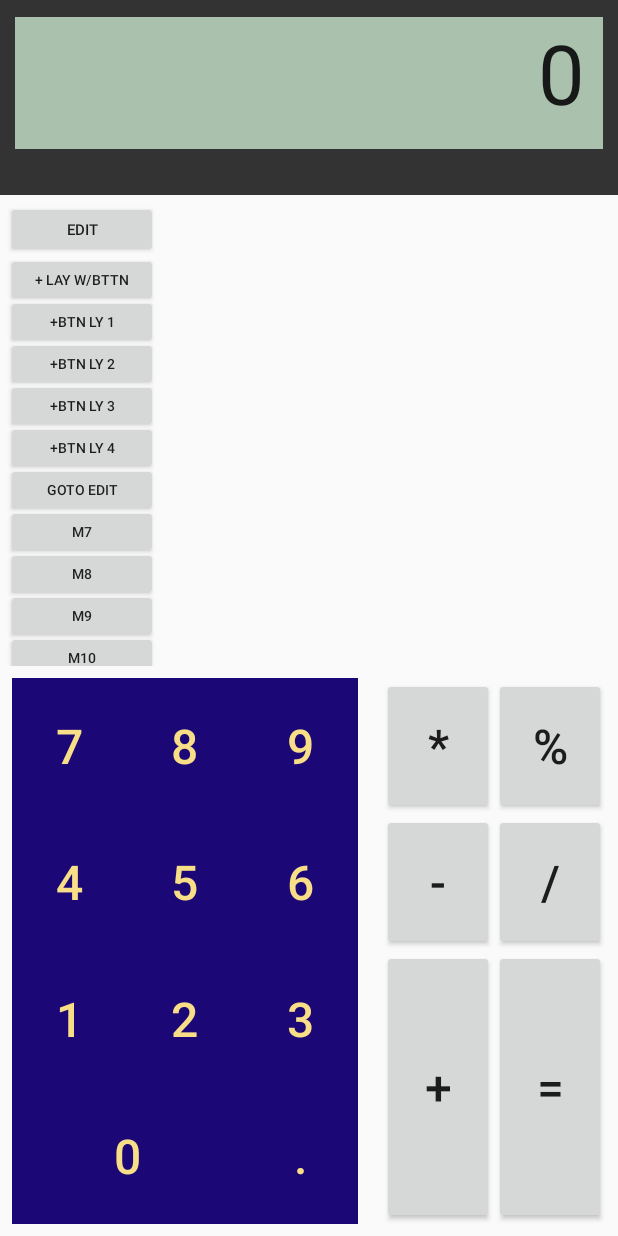
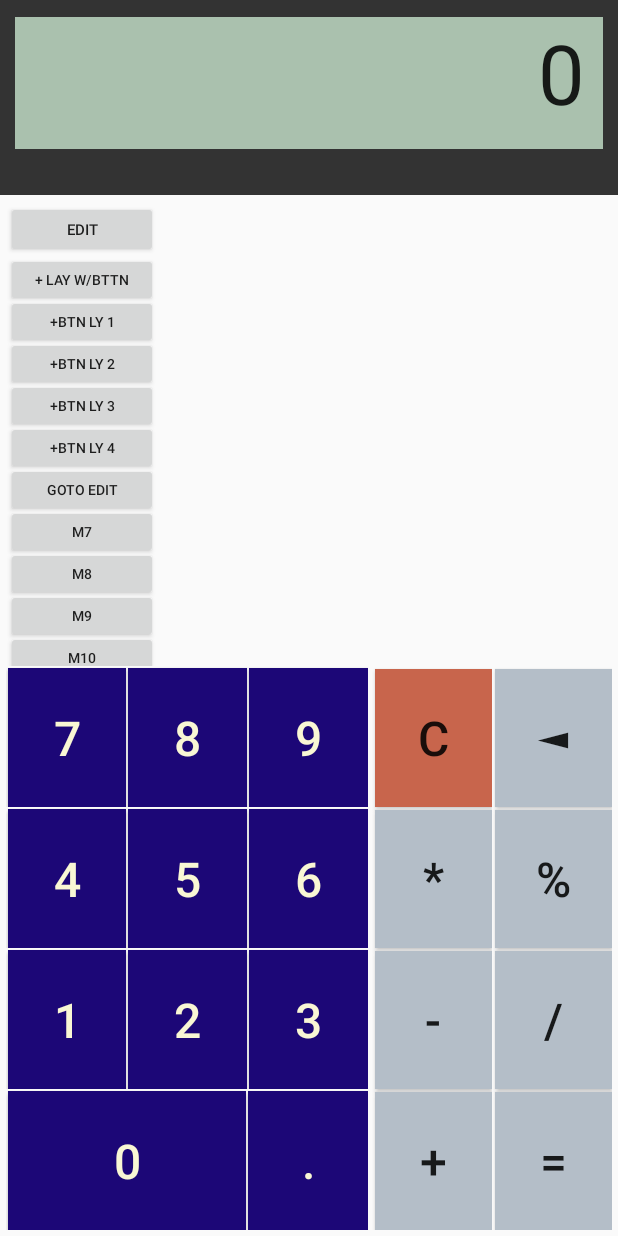
Before and after one commit to fmtoro/ProgrammableCalculator, an Android app: the screen it shows after launch (MainActivity), on a phone screen of 412 x 824 dp. Run offline under Robolectric (Android 15) with nearby library versions, the phone set to English and light mode, and no system bars; network calls fail; 4 statements that could not run were skipped.

Commit message:
Added Clear and back buttons
Changed the workings to use just the display

```diff
--- a/app/src/main/java/Model/cBtn.java
+++ b/app/src/main/java/Model/cBtn.java
@@ -111,7 +111,7 @@ public class cBtn {
                 LinearLayout.LayoutParams.MATCH_PARENT);
         lP.width = 0;
         if (!iAmASeparator) {
-            lP.setMargins(2,2,2,2);
+            lP.setMargins(3,3,3,3);
         }
         if (iAmASeparator) {
             lP.weight = 0.02f;
--- a/app/src/main/java/com/ftpha/programmablecalculator/ftG.java
+++ b/app/src/main/java/com/ftpha/programmablecalculator/ftG.java
@@ -36,7 +36,7 @@ public class ftG {
     public static EditBtnActivity usrBtnActivity;
 
     public static String equation;
-    public static String display;
+    public static String display = "";
     public static String subDisplay;
 
     public static String elX;
@@ -53,6 +53,7 @@ public class ftG {
     public static String result;
 
     public static String thisNum;
+    public static String hystory;
 
 
     public static String answ;
@@ -77,7 +78,7 @@ public class ftG {
 
     public static void appendDisplay(MainActivity a,String strToAppend){
         display += strToAppend;
-        thisNum += strToAppend;
+        hystory += strToAppend;
         a.setD(display);
     }
 
--- a/app/src/main/java/com/ftpha/programmablecalculator/preCalc.java
+++ b/app/src/main/java/com/ftpha/programmablecalculator/preCalc.java
@@ -47,6 +47,7 @@ public class preCalc {
                 theDisp.setText(theResult);
             }
         });
+        ftG.display = theResult;
     }
 
     @JavascriptInterface
--- a/app/src/main/res/layout/activity_main.xml
+++ b/app/src/main/res/layout/activity_main.xml
@@ -686,7 +686,10 @@
                 android:layout_height="match_parent"
                 android:layout_weight="3"
                 android:orientation="vertical"
-                android:padding="8dp">
+                android:paddingTop="0dp"
+                android:paddingLeft="4dp"
+                android:paddingBottom="4dp"
+                android:paddingRight="1dp">
                 -
                 <LinearLayout
                     android:layout_width="match_parent"
@@ -703,7 +706,9 @@
                         android:textSize="32sp"
                         android:onClick="onNumClick"
                         android:background="#ff1c0777"
-                        android:textColor="#fff9de88"/>
+                        android:textColor="#fff9f7d4"
+                        android:layout_marginLeft="1dp"
+                        android:layout_marginTop="1dp"/>
                     <Button
                         android:id="@+id/b8"
                         android:layout_height="match_parent"
@@ -713,7 +718,9 @@
                         android:textSize="32sp"
                         android:onClick="onNumClick"
                         android:background="#ff1c0777"
-                        android:textColor="#fff9de88"/>
+                        android:textColor="#fff9f7d4"
+                        android:layout_marginLeft="1dp"
+                        android:layout_marginTop="1dp"/>
                     <Button
                         android:id="@+id/b9"
                         android:layout_height="match_parent"
@@ -723,7 +730,9 @@
                         android:textSize="32sp"
                         android:onClick="onNumClick"
                         android:background="#ff1c0777"
-                        android:textColor="#fff9de88"/>
+                        android:textColor="#fff9f7d4"
+                        android:layout_marginLeft="1dp"
+                        android:layout_marginTop="1dp"/>
 
 
                 </LinearLayout>
@@ -743,7 +752,9 @@
                         android:textSize="32sp"
                         android:onClick="onNumClick"
                         android:background="#ff1c0777"
-                        android:textColor="#fff9de88"/>
+                        android:textColor="#fff9f7d4"
+                        android:layout_marginLeft="1dp"
+                        android:layout_marginTop="1dp"/>
                     <Button
                         android:id="@+id/b5"
                         android:layout_height="match_parent"
@@ -753,7 +764,9 @@
                         android:textSize="32sp"
                         android:onClick="onNumClick"
                         android:background="#ff1c0777"
-                        android:textColor="#fff9de88"/>
+                        android:textColor="#fff9f7d4"
+                        android:layout_marginLeft="1dp"
+                        android:layout_marginTop="1dp"/>
                     <Button
                         android:id="@+id/b6"
                         android:layout_height="match_parent"
@@ -763,7 +776,9 @@
                         android:textSize="32sp"
                         android:onClick="onNumClick"
                         android:background="#ff1c0777"
-                        android:textColor="#fff9de88"/>
+                        android:textColor="#fff9f7d4"
+                        android:layout_marginLeft="1dp"
+                        android:layout_marginTop="1dp"/>
                 </LinearLayout>
 
 
@@ -782,7 +797,9 @@
                         android:textSize="32sp"
                         android:onClick="onNumClick"
                         android:background="#ff1c0777"
-                        android:textColor="#fff9de88"/>
+                        android:textColor="#fff9f7d4"
+                        android:layout_marginLeft="1dp"
+                        android:layout_marginTop="1dp"/>
                     <Button
                         android:id="@+id/b2"
                         android:layout_height="match_parent"
@@ -792,7 +809,9 @@
                         android:textSize="32sp"
                         android:onClick="onNumClick"
                         android:background="#ff1c0777"
-                        android:textColor="#fff9de88"/>
+                        android:textColor="#fff9f7d4"
+                        android:layout_marginLeft="1dp"
+                        android:layout_marginTop="1dp"/>
                     <Button
                         android:id="@+id/b3"
                         android:layout_height="match_parent"
@@ -802,7 +821,9 @@
                         android:textSize="32sp"
                         android:onClick="onNumClick"
                         android:background="#ff1c0777"
-                        android:textColor="#fff9de88"/>
+                        android:textColor="#fff9f7d4"
+                        android:layout_marginLeft="1dp"
+                        android:layout_marginTop="1dp"/>
                 </LinearLayout>
 
                 <LinearLayout
@@ -820,7 +841,9 @@
                         android:textSize="32sp"
                         android:onClick="onNumClick"
                         android:background="#ff1c0777"
-                        android:textColor="#fff9de88"/>
+                        android:textColor="#fff9f7d4"
+                        android:layout_marginLeft="1dp"
+                        android:layout_marginTop="1dp"/>
                     <Button
                         android:id="@+id/bDec"
                         android:layout_height="match_parent"
@@ -830,7 +853,9 @@
                         android:textSize="32sp"
                         android:onClick="onNumClick"
                         android:background="#ff1c0777"
-                        android:textColor="#fff9de88"/>
+                        android:textColor="#fff9f7d4"
+                        android:layout_marginLeft="1dp"
+                        android:layout_marginTop="1dp"/>
 
 
                 </LinearLayout>
@@ -845,7 +870,9 @@
                 android:layout_height="match_parent"
                 android:layout_weight="2"
                 android:orientation="horizontal"
-                android:padding="8dp">
+                android:paddingRight="4dp"
+                android:paddingBottom="4dp"
+                android:paddingLeft="1dp">
 
                 <LinearLayout
                     android:layout_width="0dp"
@@ -853,6 +880,20 @@
                     android:layout_height="match_parent"
                     android:orientation="vertical"
                     >
+
+                    <Button
+                        android:id="@+id/bC"
+                        android:layout_height="0dp"
+                        android:layout_width="match_parent"
+                        android:layout_weight="1"
+                        android:text="C"
+                        android:textSize="32sp"
+                        android:gravity="center"
+                        android:onClick="onOpsClick"
+                        android:background="#ffc8654c"
+                        android:layout_marginLeft="2dp"
+                        android:layout_marginTop="2dp"/>
+
                     <Button
                         android:id="@+id/bTimes"
                         android:layout_height="0dp"
@@ -862,7 +903,9 @@
                         android:textSize="32sp"
                         android:gravity="center"
                         android:onClick="onOpsClick"
-                        />
+                        android:background="#ffb4bec8"
+                        android:layout_marginLeft="2dp"
+                        android:layout_marginTop="2dp"/>
                     <Button
                         android:id="@+id/bMinus"
                         android:layout_height="0dp"
@@ -872,17 +915,21 @@
                         android:textSize="32sp"
                         android:gravity="center"
                         android:onClick="onOpsClick"
-                        />
+                        android:background="#ffb4bec8"
+                        android:layout_marginLeft="2dp"
+                        android:layout_marginTop="2dp"/>
                     <Button
                         android:id="@+id/bPlus"
                         android:layout_height="0dp"
                         android:layout_width="match_parent"
-                        android:layout_weight="2"
+                        android:layout_weight="1"
                         android:text="+"
                         android:textSize="32sp"
                         android:gravity="center"
                         android:onClick="onOpsClick"
-                        />
+                        android:background="#ffb4bec8"
+                        android:layout_marginLeft="2dp"
+                        android:layout_marginTop="2dp"/>
 
 
                 </LinearLayout>
@@ -892,6 +939,20 @@
                     android:layout_height="match_parent"
                     android:orientation="vertical"
                     >
+
+                    <Button
+                        android:id="@+id/bback"
+                        android:layout_height="0dp"
+                        android:layout_width="match_parent"
+                        android:layout_weight="1"
+                        android:text="◄"
+                        android:textSize="32sp"
+                        android:gravity="center"
+                        android:onClick="onOpsClick"
+                        android:background="#ffb4bec8"
+                        android:layout_marginLeft="2dp"
+                        android:layout_marginTop="2dp"/>
+
                     <Button
                         android:id="@+id/bPec"
                         android:layout_height="0dp"
@@ -901,7 +962,9 @@
                         android:textSize="32sp"
                         android:gravity="center"
                         android:onClick="onOpsClick"
-                        />
+                        android:background="#ffb4bec8"
+                        android:layout_marginLeft="2dp"
+                        android:layout_marginTop="2dp"/>
                     <Button
                         android:id="@+id/bDiv"
                         android:layout_height="0dp"
@@ -911,17 +974,21 @@
                         android:textSize="32sp"
                         android:gravity="center"
                         android:onClick="onOpsClick"
-                        />
+                        android:background="#ffb4bec8"
+                        android:layout_marginLeft="2dp"
+                        android:layout_marginTop="2dp"/>
                     <Button
                         android:id="@+id/bEqu"
                         android:layout_height="0dp"
                         android:layout_width="match_parent"
-                        android:layout_weight="2"
+                        android:layout_weight="1"
                         android:text="="
                         android:textSize="32sp"
                         android:gravity="center"
                         android:onClick="onOpsClick"
-                        />
+                        android:background="#ffb4bec8"
+                        android:layout_marginLeft="2dp"
+                        android:layout_marginTop="2dp"/>
                 </LinearLayout>
 
             </LinearLayout>
```
Also changed, not shown: app/src/main/java/com/ftpha/programmablecalculator/ColorPkrActivity.java (+14 -6 lines), app/src/main/java/com/ftpha/programmablecalculator/MainActivity.java (+30 -17 lines), app/src/main/res/layout/activity_color_pkr.xml (+18 -4 lines), app/src/main/res/layout/activity_edit_btn.xml (+9 -8 lines).
